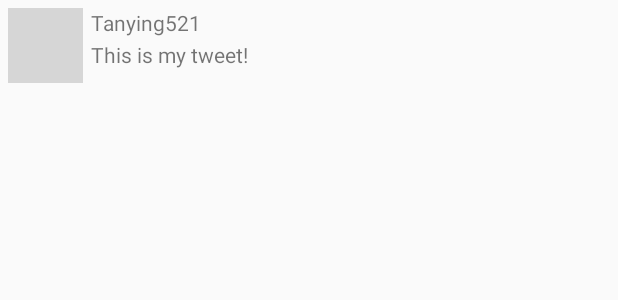
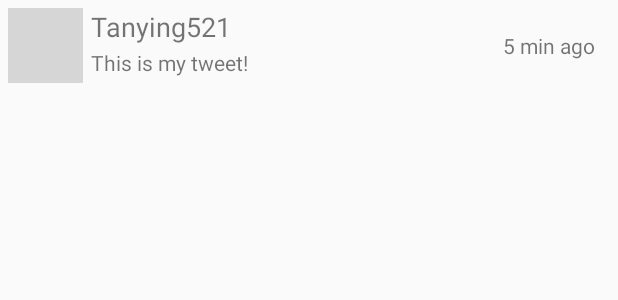
Before and after one commit to tanyinglin/SimpleTweet, an Android app: the layout item_tweet.xml on its own in the app's theme, with its tools: preview values and no code run, on a phone screen of 412 x 824 dp. Shown: the top 300 px of the screen. Run offline under Robolectric (Android 15) with nearby library versions, the phone set to English and light mode, and no system bars; grey boxes are pictures that could not be loaded.

Commit message:
Added Timestamp

```diff
--- a/app/src/main/java/com/codepath/apps/restclienttemplate/TweetsAdapter.java
+++ b/app/src/main/java/com/codepath/apps/restclienttemplate/TweetsAdapter.java
@@ -65,18 +65,21 @@ public class TweetsAdapter extends RecyclerView.Adapter<TweetsAdapter.ViewHolder
         ImageView ivProfileImage;
         TextView tvBody;
         TextView tvScreenName;
+        TextView timeStamp;
 
         public ViewHolder(@NonNull View itemView) {
             super(itemView);
             ivProfileImage = itemView.findViewById(R.id.ivProfileImage);
             tvBody= itemView.findViewById(R.id.tvBody);
             tvScreenName = itemView.findViewById(R.id.tvScreenName);
+            timeStamp = itemView.findViewById(R.id.timeStamp);
         }
 
         public void bind(Tweet tweet) {
             tvBody.setText(tweet.body);
             tvScreenName.setText(tweet.user.screenName);
             Glide.with(context).load(tweet.user.profileImageUrl).into(ivProfileImage);
+            timeStamp.setText(tweet.getFormattedTimestamp());
         }
     }
 }
--- a/app/src/main/java/com/codepath/apps/restclienttemplate/models/Tweet.java
+++ b/app/src/main/java/com/codepath/apps/restclienttemplate/models/Tweet.java
@@ -1,4 +1,6 @@
 package com.codepath.apps.restclienttemplate.models;
+
+import com.codepath.apps.restclienttemplate.TimeFormatter;
 
 import org.json.JSONArray;
 import org.json.JSONException;
@@ -26,4 +28,8 @@ public class Tweet {
         }
         return tweets;
     }
+    public String getFormattedTimestamp () {
+        String formattedTime;
+        return formattedTime = TimeFormatter.getTimeDifference(createdAt);
+    }
 }
--- a/app/src/main/res/layout/item_tweet.xml
+++ b/app/src/main/res/layout/item_tweet.xml
@@ -22,7 +22,8 @@
         android:layout_marginStart="5dp"
         android:layout_marginTop="0dp"
         android:layout_toEndOf="@+id/ivProfileImage"
-        android:text="Tanying521" />
+        android:text="Tanying521"
+        android:textSize="18sp" />
 
     <TextView
         android:id="@+id/tvBody"
@@ -31,6 +32,17 @@
         android:layout_below="@+id/tvScreenName"
         android:layout_marginStart="5dp"
         android:layout_marginTop="2dp"
+        android:layout_marginEnd="159dp"
+        android:layout_toStartOf="@+id/timeStamp"
         android:layout_toEndOf="@+id/ivProfileImage"
         android:text="This is my tweet!" />
+
+    <TextView
+        android:id="@+id/timeStamp"
+        android:layout_width="wrap_content"
+        android:layout_height="wrap_content"
+        android:layout_alignParentEnd="true"
+        android:layout_centerVertical="true"
+        android:layout_marginEnd="10dp"
+        android:text="5 min ago" />
 </RelativeLayout>
```
Also changed, not shown: app/src/main/java/com/codepath/apps/restclienttemplate/TimeFormatter.java (added, +77 -0 lines), app/src/main/res/layout/activity_timeline.xml (+7 -7 lines).
